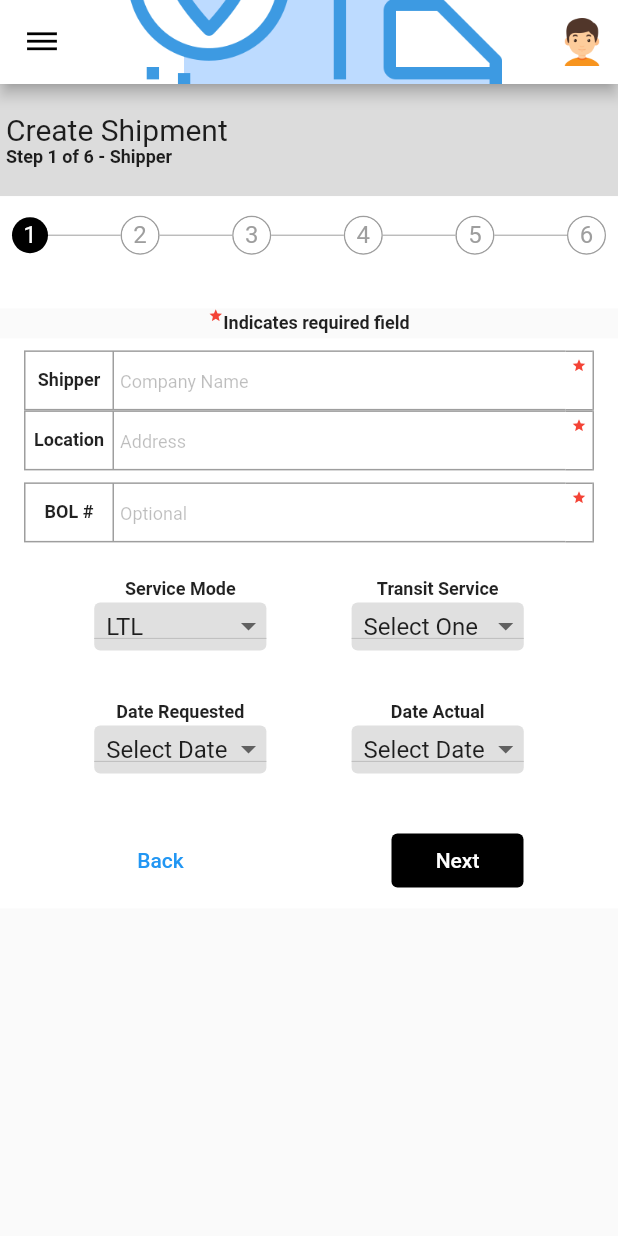
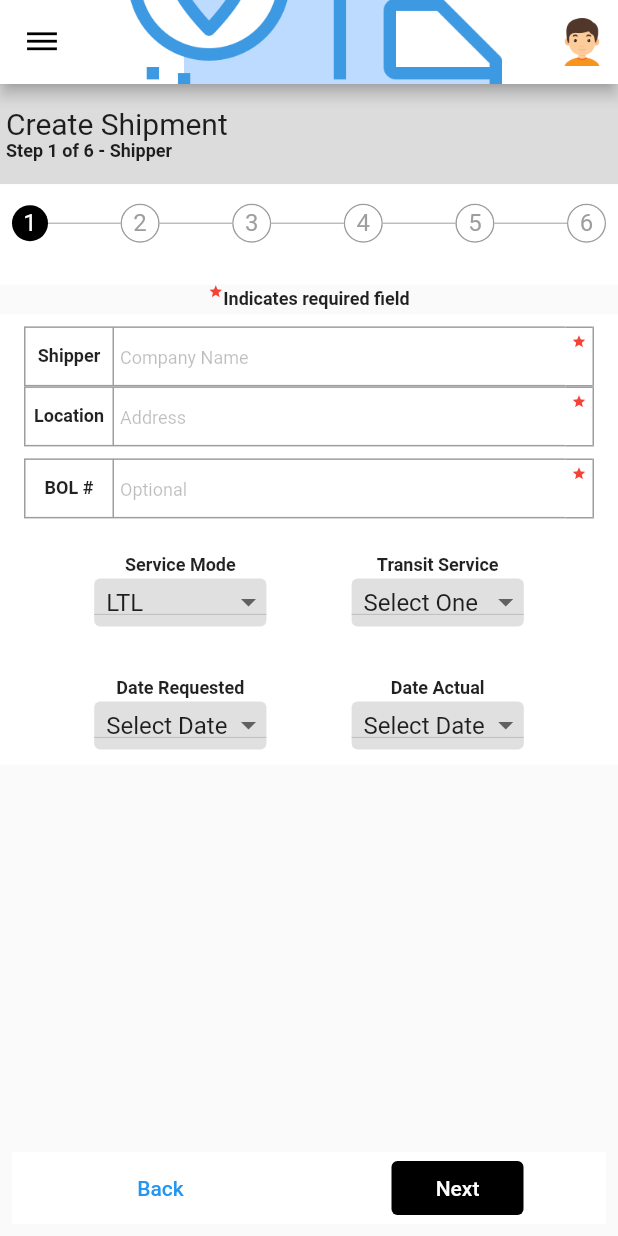
Before and after one commit to gravindrareddy/ecommerce-shipping-ui-flutter, a Flutter app: the screen it shows after launch, on a phone screen of 412 x 824 dp. Run offline on Flutter 3.47's test engine with Material 2 defaults, Android fonts, the phone set to English and light mode, and no system bars; Roboto replaces fonts that are missing (LexendDeca).

Commit message:
aligned buttons to the end of the form

```diff
--- a/lib/main.dart
+++ b/lib/main.dart
@@ -90,32 +90,31 @@ class EcommerceOrderForm extends StatelessWidget {
                                     CustomDropDownWidget(
                                         "Date Actual", "Select Date")
                                   ])),
+                        ],
+                      ),
+                    ))),
                 Padding(
                     padding: EdgeInsets.fromLTRB(8, 24, 8, 8),
+                    child: Container(
+                        color: Colors.white,
                         child: Row(
-                                  mainAxisAlignment:
-                                      MainAxisAlignment.spaceAround,
+                        mainAxisAlignment: MainAxisAlignment.spaceAround,
                         children: <Widget>[
                           FlatButton(
                               onPressed: () {},
                               child: Text("Back"),
                               textColor: Colors.blue,
                               shape: RoundedRectangleBorder(
-                                            borderRadius:
-                                                BorderRadius.circular(4))),
+                                  borderRadius: BorderRadius.circular(4))),
                           FlatButton(
                             onPressed: () {},
                             child: Text("Next"),
                             color: Colors.black,
                             textColor: Colors.white,
                             shape: RoundedRectangleBorder(
-                                          borderRadius:
-                                              BorderRadius.circular(4)),
+                                borderRadius: BorderRadius.circular(4)),
                           )
-                                  ]))
-                        ],
-                      ),
-                    )))
+                        ])))
               ],
             )),
       ),
```
Lines whose indentation alone changed are shown as unchanged.
